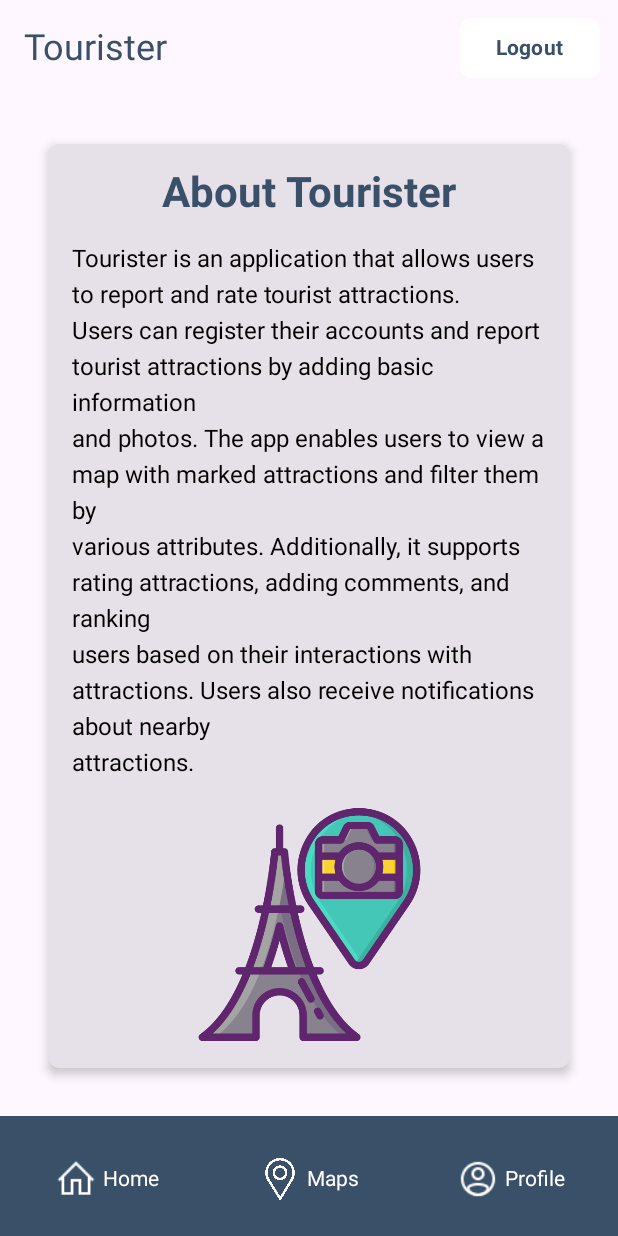
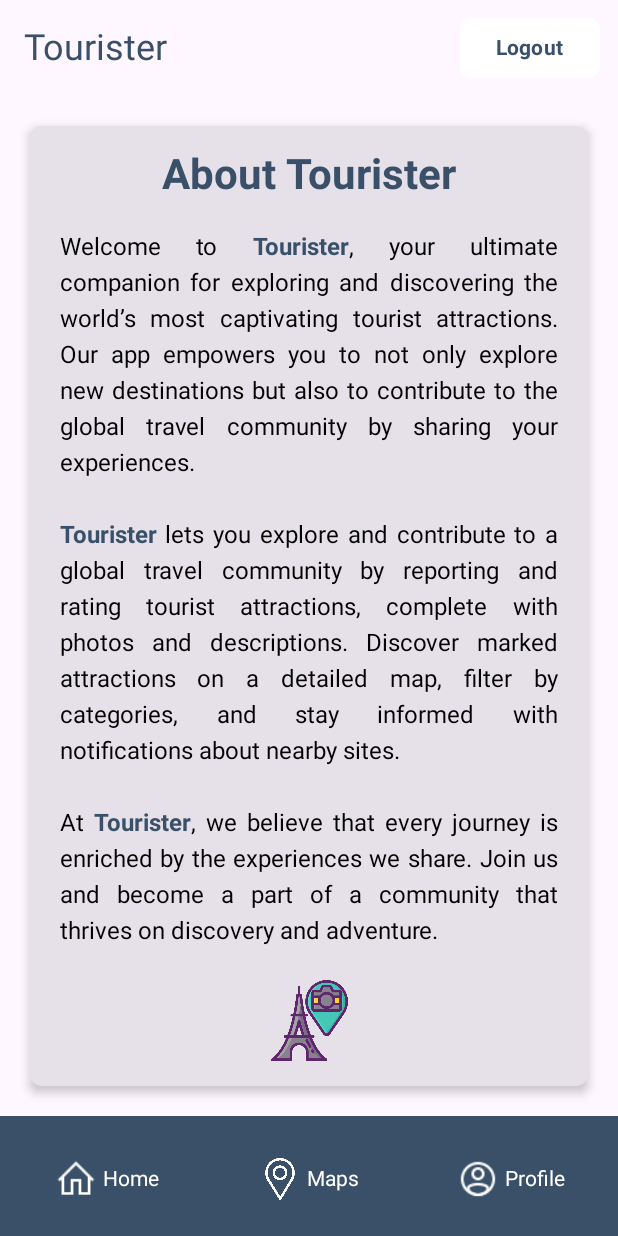
Before and after one commit to andjelaadoncov/Tourister, an Android app built with Jetpack Compose: the @Preview function MainAppScreenPreview, on a phone screen of 412 x 824 dp. Run offline under Robolectric (Android 15) with nearby library versions, the phone set to English and light mode, and no system bars; our stand-ins replace livedata-compose.

```diff
--- a/Tourister/app/src/main/java/com/example/tourister/screens/AboutScreen.kt
+++ b/Tourister/app/src/main/java/com/example/tourister/screens/AboutScreen.kt
@@ -22,6 +22,10 @@
 
 import androidx.compose.ui.graphics.Color
 import androidx.compose.ui.res.painterResource
+import androidx.compose.ui.text.SpanStyle
+import androidx.compose.ui.text.buildAnnotatedString
+import androidx.compose.ui.text.style.TextAlign
+import androidx.compose.ui.text.withStyle
 import com.example.tourister.R
 
 @Composable
@@ -35,7 +39,7 @@
         Card(
             modifier = Modifier
                 .fillMaxWidth()
-                .padding(16.dp),
+                .padding(4.dp),
             elevation = CardDefaults.cardElevation(
                 defaultElevation = 4.dp
             ),
@@ -55,17 +59,32 @@
                 )
 
                 Text(
-                    text = """
-                        Tourister is an application that allows users to report and rate tourist attractions.
-                        Users can register their accounts and report tourist attractions by adding basic information
-                        and photos. The app enables users to view a map with marked attractions and filter them by
-                        various attributes. Additionally, it supports rating attractions, adding comments, and ranking
-                        users based on their interactions with attractions. Users also receive notifications about nearby
-                        attractions.
-                    """.trimIndent(),
+                    text = buildAnnotatedString {
+                        append("Welcome to ")
+                        withStyle(style = SpanStyle(fontWeight = FontWeight.Bold, color = Color(0xff395068))) {
+                            append("Tourister")
+                        }
+                        append(", your ultimate companion for exploring and discovering the world’s most captivating tourist attractions. Our app empowers you to not only explore new destinations but also to contribute to the global travel community by sharing your experiences.\n\n")
+
+                        withStyle(style = SpanStyle(fontWeight = FontWeight.Bold, color = Color(0xff395068))) {
+                            append("Tourister ")
+                        }
+
+                        append("lets you explore and contribute to a global travel community by reporting and rating tourist attractions, complete with photos and descriptions. Discover marked attractions on a detailed map, filter by categories, and stay informed with notifications about nearby sites.\n\n")
+
+                        append("At ")
+                        withStyle(style = SpanStyle(fontWeight = FontWeight.Bold, color = Color(0xff395068))) {
+                            append("Tourister")
+                        }
+                        append(", we believe that every journey is enriched by the experiences we share. Join us and become a part of a community that thrives on discovery and adventure.")
+                    },
                     fontSize = 16.sp,
                     lineHeight = 24.sp,
-                    color = Color.Black
+                    color = Color.Black,
+                    textAlign = TextAlign.Justify,
+                    modifier = Modifier
+                        .fillMaxWidth()
+                        .padding(4.dp)
                 )
 
                 // Center the image
```
